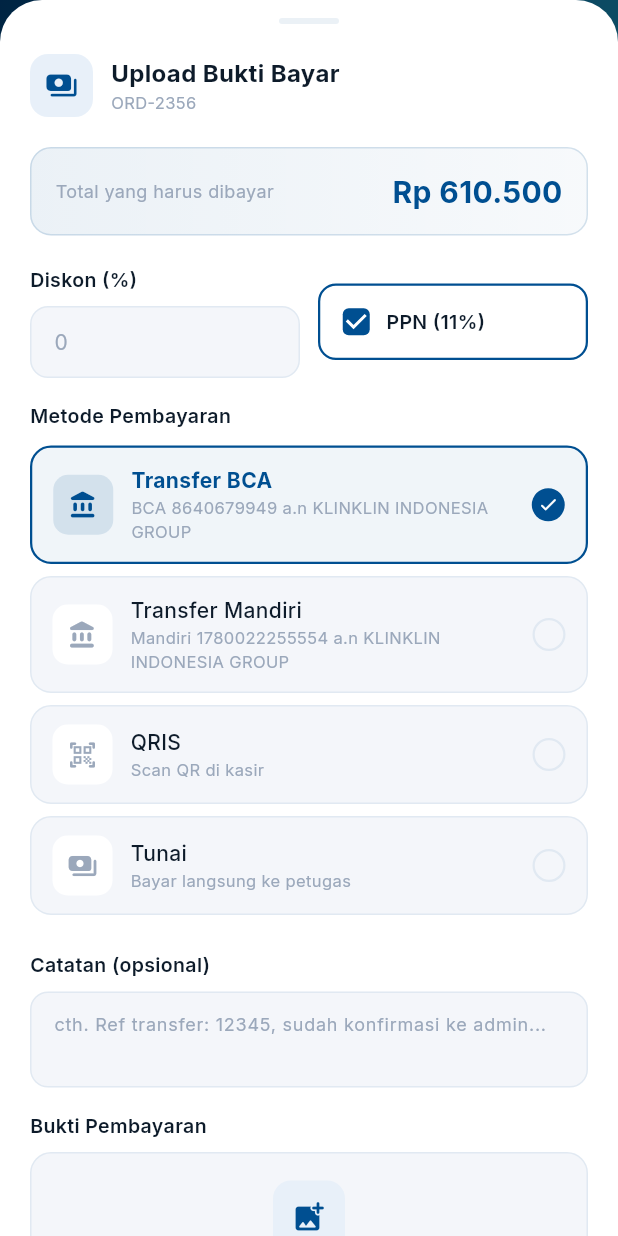
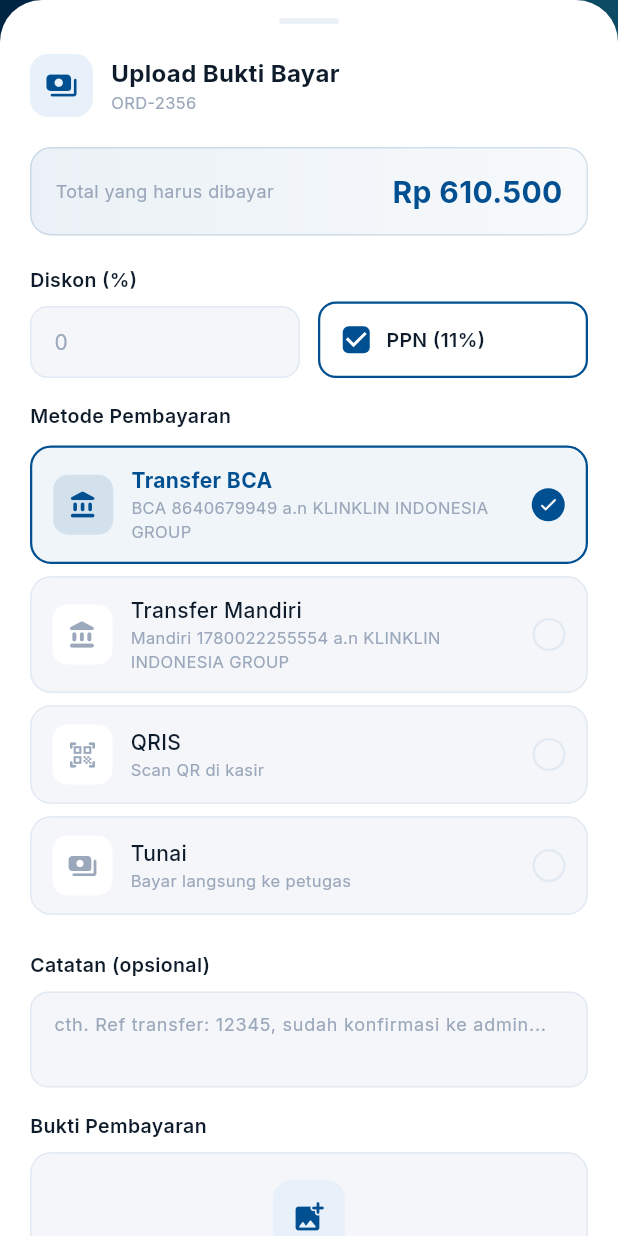
Before and after one commit to iqbalfhrzii/Mobile-KlinKlin, a Flutter app: the PaymentDetailScreen screen opened directly with sample values from the repository, after a tap on "Upload Bukti Bayar", on a phone screen of 412 x 824 dp. Run offline on Flutter 3.47's test engine with Material 3 defaults, Android fonts, the phone set to English and light mode, and no system bars; our stand-ins replace dio, equatable, firebase_core, firebase_messaging, flutter_bloc, go_router and 7 more; accounts and stored records are empty.

Commit message:
Fix PPN button alignment on PaymentDetailScreen

```diff
--- a/lib/features/payment/screens/payment_detail_screen.dart
+++ b/lib/features/payment/screens/payment_detail_screen.dart
@@ -746,7 +746,9 @@ class _PaymentDetailScreenState extends State<PaymentDetailScreen> {
                     ),
 
                     // Diskon dan PPN
-                    Row(children: [
+                    Row(
+                      crossAxisAlignment: CrossAxisAlignment.end,
+                      children: [
                       Expanded(
                         child: Column(crossAxisAlignment: CrossAxisAlignment.start, children: [
                           Text('Diskon (%)', style: GoogleFonts.inter(fontSize: 13, fontWeight: FontWeight.w600, color: AppColors.textDark)),
```
